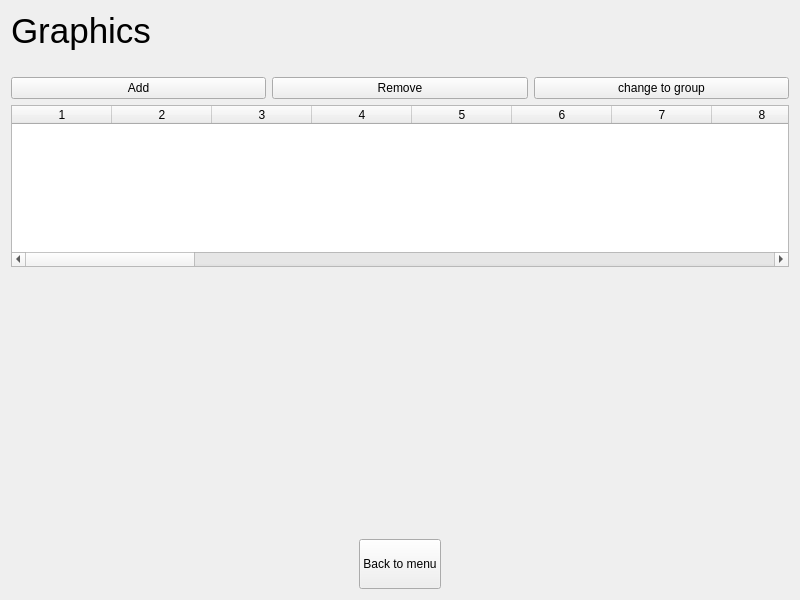
Old version of the form graphicswindow.ui in the repository Ancellie/organizer_on_qt.
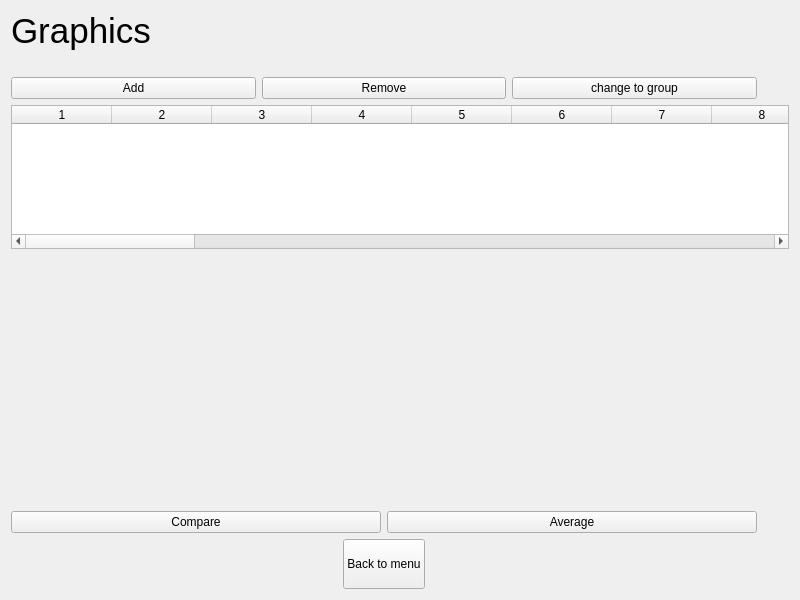
New version of the form. Custom widgets are drawn as their Qt base class.

Commit message: Add new button to graphic

```diff
--- a/graphicswindow.ui
+++ b/graphicswindow.ui
@@ -13,47 +13,69 @@
   <property name="windowTitle">
    <string>Form</string>
   </property>
-  <layout class="QVBoxLayout" name="verticalLayout_3">
-   <item>
-    <widget class="QLabel" name="label">
-     <property name="text">
-      <string>&lt;html&gt;&lt;head/&gt;&lt;body&gt;&lt;p&gt;&lt;span style=&quot; font-size:26pt;&quot;&gt;Graphics&lt;/span&gt;&lt;/p&gt;&lt;/body&gt;&lt;/html&gt;</string>
-     </property>
-    </widget>
-   </item>
-   <item>
-    <widget class="QLabel" name="label_2">
-     <property name="text">
-      <string/>
-     </property>
-    </widget>
-   </item>
-   <item>
-    <layout class="QHBoxLayout" name="horizontalLayout_3">
+  <layout class="QGridLayout" name="gridLayout">
+   <item row="6" column="0">
+    <layout class="QHBoxLayout" name="horizontalLayout">
      <item>
-      <widget class="QPushButton" name="addButton">
-       <property name="text">
-        <string>Add</string>
+      <spacer name="horizontalSpacer_2">
+       <property name="orientation">
+        <enum>Qt::Horizontal</enum>
        </property>
-      </widget>
+       <property name="sizeHint" stdset="0">
+        <size>
+         <width>40</width>
+         <height>20</height>
+        </size>
+       </property>
+      </spacer>
      </item>
      <item>
-      <widget class="QPushButton" name="removeButton">
+      <widget class="QPushButton" name="pushButton">
+       <property name="sizePolicy">
+        <sizepolicy hsizetype="Minimum" vsizetype="Fixed">
+         <horstretch>0</horstretch>
+         <verstretch>0</verstretch>
+        </sizepolicy>
+       </property>
+       <property name="minimumSize">
+        <size>
+         <width>0</width>
+         <height>50</height>
+        </size>
+       </property>
+       <property name="sizeIncrement">
+        <size>
+         <width>0</width>
+         <height>20</height>
+        </size>
+       </property>
+       <property name="baseSize">
+        <size>
+         <width>0</width>
+         <height>0</height>
+        </size>
+       </property>
        <property name="text">
-        <string>Remove</string>
+        <string>Back to menu</string>
        </property>
       </widget>
      </item>
      <item>
-      <widget class="QPushButton" name="changeButton">
-       <property name="text">
-        <string>change to group</string>
+      <spacer name="horizontalSpacer">
+       <property name="orientation">
+        <enum>Qt::Horizontal</enum>
        </property>
-      </widget>
+       <property name="sizeHint" stdset="0">
+        <size>
+         <width>40</width>
+         <height>20</height>
+        </size>
+       </property>
+      </spacer>
      </item>
     </layout>
    </item>
-   <item>
+   <item row="3" column="0" colspan="3">
     <widget class="QTableWidget" name="tableWidget">
      <property name="lineWidth">
       <number>1</number>
@@ -103,7 +125,20 @@
      <column/>
     </widget>
    </item>
-   <item>
+   <item row="4" column="0" colspan="2">
+    <widget class="QCustomPlot" name="customPlot" native="true">
+     <property name="enabled">
+      <bool>true</bool>
+     </property>
+     <property name="minimumSize">
+      <size>
+       <width>0</width>
+       <height>250</height>
+      </size>
+     </property>
+    </widget>
+   </item>
+   <item row="4" column="2">
     <spacer name="verticalSpacer">
      <property name="orientation">
       <enum>Qt::Vertical</enum>
@@ -116,77 +151,60 @@
      </property>
     </spacer>
    </item>
-   <item>
-    <widget class="QCustomPlot" name="customPlot" native="true">
-     <property name="enabled">
-      <bool>true</bool>
-     </property>
-     <property name="minimumSize">
-      <size>
-       <width>0</width>
-       <height>250</height>
-      </size>
-     </property>
-    </widget>
-   </item>
-   <item>
-    <layout class="QHBoxLayout" name="horizontalLayout">
+   <item row="2" column="0">
+    <layout class="QHBoxLayout" name="horizontalLayout_3">
      <item>
-      <spacer name="horizontalSpacer_2">
-       <property name="orientation">
-        <enum>Qt::Horizontal</enum>
+      <widget class="QPushButton" name="addButton">
+       <property name="text">
+        <string>Add</string>
        </property>
-       <property name="sizeHint" stdset="0">
-        <size>
-         <width>40</width>
-         <height>20</height>
-        </size>
+      </widget>
+     </item>
+     <item>
+      <widget class="QPushButton" name="removeButton">
+       <property name="text">
+        <string>Remove</string>
        </property>
-      </spacer>
+      </widget>
      </item>
      <item>
-      <widget class="QPushButton" name="pushButton">
-       <property name="sizePolicy">
-        <sizepolicy hsizetype="Minimum" vsizetype="Fixed">
-         <horstretch>0</horstretch>
-         <verstretch>0</verstretch>
-        </sizepolicy>
+      <widget class="QPushButton" name="changeButton">
+       <property name="text">
+        <string>change to group</string>
        </property>
-       <property name="minimumSize">
-        <size>
-         <width>0</width>
-         <height>50</height>
-        </size>
-       </property>
-       <property name="sizeIncrement">
-        <size>
-         <width>0</width>
-         <height>20</height>
-        </size>
-       </property>
-       <property name="baseSize">
-        <size>
-         <width>0</width>
-         <height>0</height>
-        </size>
-       </property>
+      </widget>
+     </item>
+    </layout>
+   </item>
+   <item row="1" column="0">
+    <widget class="QLabel" name="label_2">
+     <property name="text">
+      <string/>
+     </property>
+    </widget>
+   </item>
+   <item row="0" column="0">
+    <widget class="QLabel" name="label">
+     <property name="text">
+      <string>&lt;html&gt;&lt;head/&gt;&lt;body&gt;&lt;p&gt;&lt;span style=&quot; font-size:26pt;&quot;&gt;Graphics&lt;/span&gt;&lt;/p&gt;&lt;/body&gt;&lt;/html&gt;</string>
+     </property>
+    </widget>
+   </item>
+   <item row="5" column="0">
+    <layout class="QHBoxLayout" name="horizontalLayout_4">
+     <item>
+      <widget class="QPushButton" name="cmpBtn">
        <property name="text">
-        <string>Back to menu</string>
+        <string>Compare</string>
        </property>
       </widget>
      </item>
      <item>
-      <spacer name="horizontalSpacer">
-       <property name="orientation">
-        <enum>Qt::Horizontal</enum>
+      <widget class="QPushButton" name="avgBtn">
+       <property name="text">
+        <string>Average</string>
        </property>
-       <property name="sizeHint" stdset="0">
-        <size>
-         <width>40</width>
-         <height>20</height>
-        </size>
-       </property>
-      </spacer>
+      </widget>
      </item>
     </layout>
    </item>
```
The commit also changes 2 other files.
